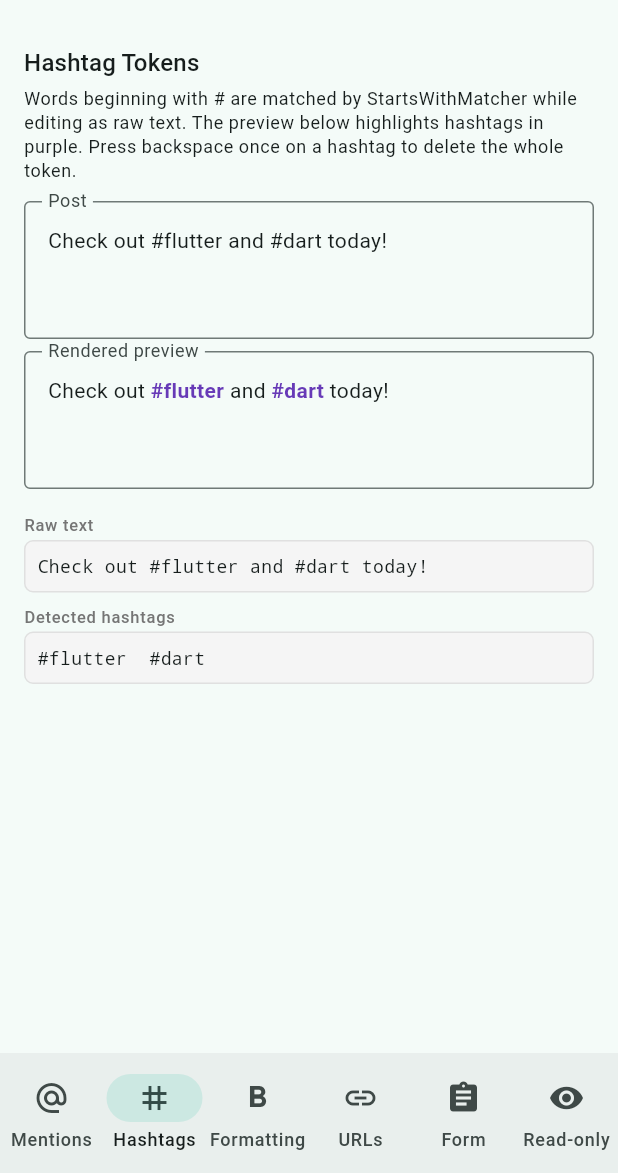
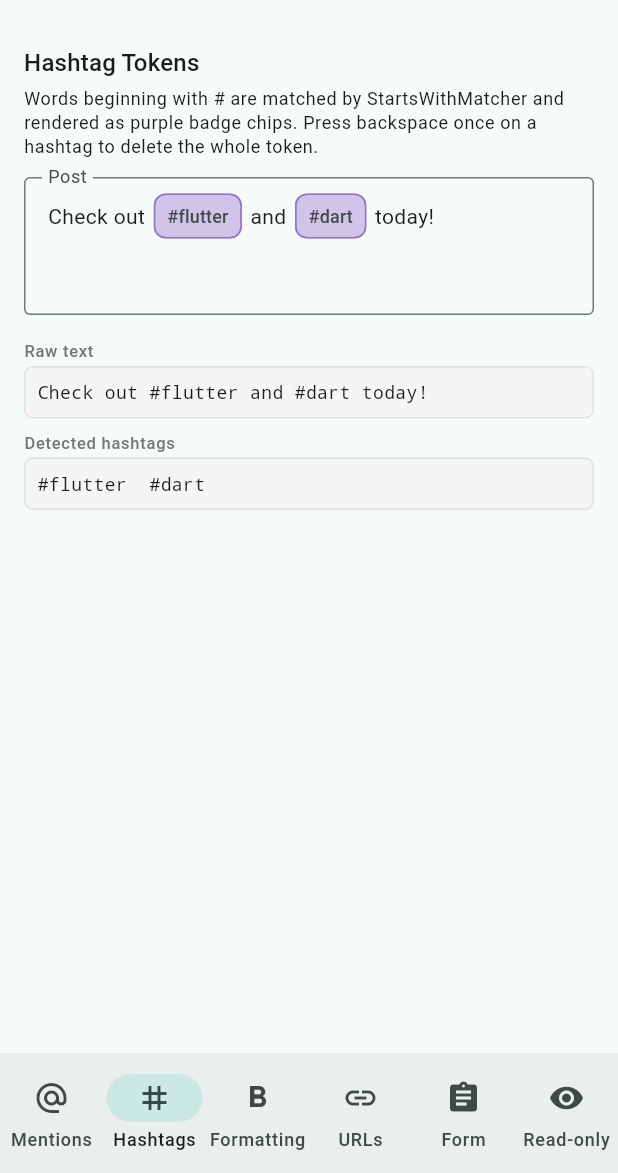
Before and after one commit to nombrekeff/super_field, a Flutter app: the screen it shows after launch, item 2 of the bottom bar chosen, on a phone screen of 412 x 824 dp, the part 63-1236 px from its top. Run offline on Flutter 3.47's test engine with Material 3 defaults, Android fonts, the phone set to English and light mode, and no system bars.

Commit message:
feat: render token spans in editable field
Co-authored-by: nombrekeff <17043260+nombrekeff@users.noreply.github.com>

```diff
--- a/example/lib/screens/hashtag_screen.dart
+++ b/example/lib/screens/hashtag_screen.dart
@@ -6,8 +6,7 @@ import '../widgets/demo_widgets.dart';
 
 /// Demonstrates [StartsWithMatcher] with hashtag tokens:
 ///
-/// - The editor keeps hashtags as plain text while typing.
-/// - The read-only preview below highlights hashtags in purple.
+/// - Words starting with `#` are highlighted as purple chips.
 /// - Atomic deletion removes the entire chip with one backspace.
 class HashtagScreen extends StatefulWidget {
   const HashtagScreen({super.key});
@@ -46,9 +45,8 @@ class _HashtagScreenState extends State<HashtagScreen> {
               title: 'Hashtag Tokens',
               description:
                   'Words beginning with # are matched by StartsWithMatcher '
-                  'while editing as raw text. The preview below highlights '
-                  'hashtags in purple. Press backspace once on a hashtag '
-                  'to delete the whole token.',
+                  'and rendered as purple badge chips. '
+                  'Press backspace once on a hashtag to delete the whole token.',
             ),
             const SizedBox(height: 12),
             TokenizedTextField(
@@ -60,16 +58,6 @@ class _HashtagScreenState extends State<HashtagScreen> {
               ),
               maxLines: 3,
               onChanged: (_) => setState(() {}),
-            ),
-            const SizedBox(height: 8),
-            TokenizedTextField(
-              controller: _controller,
-              readOnly: true,
-              decoration: const InputDecoration(
-                border: OutlineInputBorder(),
-                labelText: 'Rendered preview',
-              ),
-              maxLines: 3,
             ),
             const SizedBox(height: 16),
             OutputCard(
--- a/example/lib/screens/mention_screen.dart
+++ b/example/lib/screens/mention_screen.dart
@@ -20,8 +20,7 @@ const _users = [
 ///
 /// - Type `@` followed by a name fragment to trigger the suggestion overlay.
 /// - Tap a suggestion to insert the fully-formed `<@id|Name>` markup token.
-/// - The editor stores/displays raw markup while typing.
-/// - The read-only preview below renders mentions as chips.
+/// - The field shows a chip for each mention.
 /// - "Plain text" output strips hidden markup to a human-readable string.
 class MentionScreen extends StatefulWidget {
   const MentionScreen({super.key});
@@ -84,10 +83,9 @@ class _MentionScreenState extends State<MentionScreen> {
               title: 'Mention Tokens',
               description:
                   'Type @ followed by a name to trigger autocomplete. '
-                  'Mentions use the hidden markup syntax <@id|Label>. '
-                  'The editor shows raw markup while typing, and the '
-                  'preview below renders mention chips. A single '
-                  'backspace deletes the entire mention token.',
+                  'Mentions use the hidden markup syntax <@id|Label> '
+                  'and render as chips. A single backspace deletes the '
+                  'entire chip (atomic deletion).',
             ),
             const SizedBox(height: 12),
             TokenizedTextField(
@@ -98,16 +96,6 @@ class _MentionScreenState extends State<MentionScreen> {
                 labelText: 'Message',
               ),
               onChanged: (_) => setState(() {}),
-            ),
-            const SizedBox(height: 8),
-            TokenizedTextField(
-              controller: _controller,
-              readOnly: true,
-              decoration: const InputDecoration(
-                border: OutlineInputBorder(),
-                labelText: 'Rendered preview',
-              ),
-              maxLines: 3,
             ),
             if (_autocomplete.isActive && _suggestions.isNotEmpty) ...[
               const SizedBox(height: 4),
--- a/lib/src/controller/token_editing_controller.dart
+++ b/lib/src/controller/token_editing_controller.dart
@@ -40,6 +40,54 @@ class TokenEditingController extends TextEditingController {
 
   /// The current autocomplete state.
   AutocompleteState get autocompleteState => _autocompleteState;
+
+  @override
+  TextSpan buildTextSpan({
+    required BuildContext context,
+    TextStyle? style,
+    required bool withComposing,
+  }) {
+    final effectiveStyle = style ?? const TextStyle();
+
+    if (_ast.isEmpty) {
+      return TextSpan(style: effectiveStyle, text: text);
+    }
+
+    final spans = <InlineSpan>[];
+    int cursor = 0;
+
+    for (final match in _ast) {
+      if (match.start > cursor) {
+        spans.add(
+          TextSpan(
+            text: text.substring(cursor, match.start),
+            style: effectiveStyle,
+          ),
+        );
+      }
+
+      final rule = _ruleFor(match);
+      if (rule != null) {
+        spans.add(
+          rule.buildSpan(
+            context: context,
+            match: match,
+            defaultStyle: effectiveStyle,
+            isReadOnly: false,
+          ),
+        );
+      } else {
+        spans.add(TextSpan(text: match.fullText, style: effectiveStyle));
+      }
+      cursor = match.end;
+    }
+
+    if (cursor < text.length) {
+      spans.add(TextSpan(text: text.substring(cursor), style: effectiveStyle));
+    }
+
+    return TextSpan(style: effectiveStyle, children: spans);
+  }
 
   @override
   set value(TextEditingValue newValue) {
```
Also changed, not shown: 1 other file.
